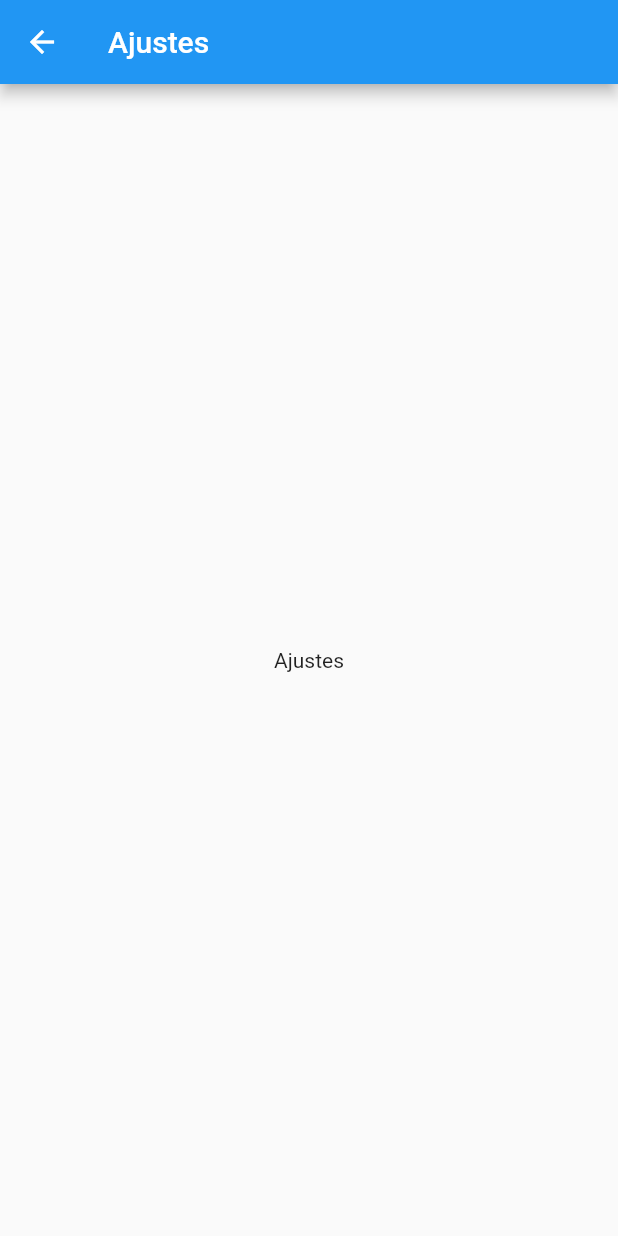
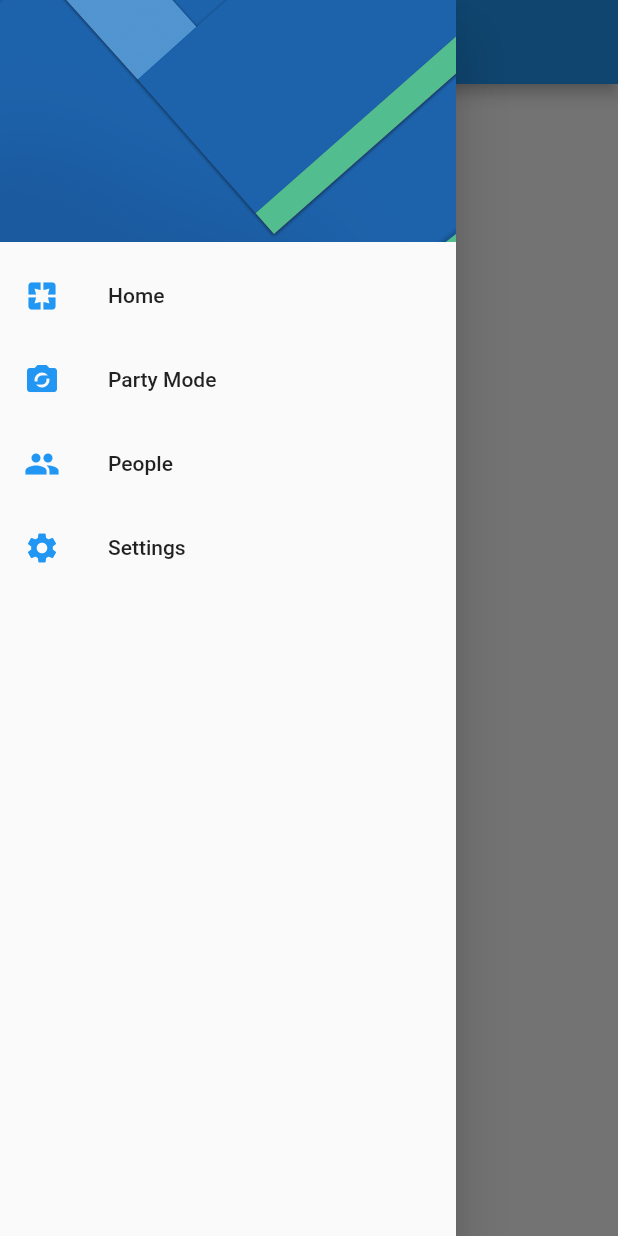
Before and after one commit to charger513/flutter_preferenciasusuarioapp, a Flutter app: the SettingsPage screen opened by its route, with the side drawer open (before the commit the screen has no drawer), on a phone screen of 412 x 824 dp. Run offline on Flutter 3.47's test engine with Material 2 defaults, Android fonts, the phone set to English and light mode, and no system bars.

Commit message:
Crear un widget independiente para el drawer

```diff
--- a/lib/src/pages/settings_page.dart
+++ b/lib/src/pages/settings_page.dart
@@ -1,4 +1,5 @@
 import 'package:flutter/material.dart';
+import 'package:flutter_preferenciasusuarioapp/src/widgets/menu_widget.dart';
 
 class SettingsPage extends StatelessWidget {
 
@@ -10,6 +11,7 @@ class SettingsPage extends StatelessWidget {
       appBar: AppBar(
         title: Text('Ajustes')
       ),
+      drawer: MenuWidget(),
       body: Center(child: Text('Ajustes'))
     );
   }
--- /dev/null
+++ b/lib/src/widgets/menu_widget.dart
@@ -0,0 +1,48 @@
+import 'package:flutter/material.dart';
+import 'package:flutter_preferenciasusuarioapp/src/pages/home_page.dart';
+import 'package:flutter_preferenciasusuarioapp/src/pages/settings_page.dart';
+
+class MenuWidget extends StatelessWidget {
+  @override
+  Widget build(BuildContext context) {
+    return Drawer(
+      child: ListView(
+        padding: EdgeInsets.zero,
+        children: <Widget>[
+          DrawerHeader(
+            child: Container(),
+            decoration: BoxDecoration(
+              image: DecorationImage(
+                image: AssetImage('assets/img/menu-img.jpg'),
+                fit: BoxFit.cover
+              )
+            ),
+          ),
+          ListTile(
+            leading: Icon(Icons.pages, color: Colors.blue),
+            title: Text('Home'),
+            onTap: () => Navigator.pushReplacementNamed(context, HomePage.routeName),
+          ),
+          ListTile(
+            leading: Icon(Icons.party_mode, color: Colors.blue),
+            title: Text('Party Mode'),
+            onTap: () {},
+          ),
+          ListTile(
+            leading: Icon(Icons.people, color: Colors.blue),
+            title: Text('People'),
+            onTap: () {},
+          ),
+          ListTile(
+            leading: Icon(Icons.settings, color: Colors.blue),
+            title: Text('Settings'),
+            onTap: () {
+              Navigator.pop(context);
+              Navigator.pushReplacementNamed(context, SettingsPage.routeName);
+            },
+          ),
+        ],
+      ),
+    );
+  }
+}
```
Also changed, not shown: lib/src/pages/home_page.dart (+2 -44 lines).
